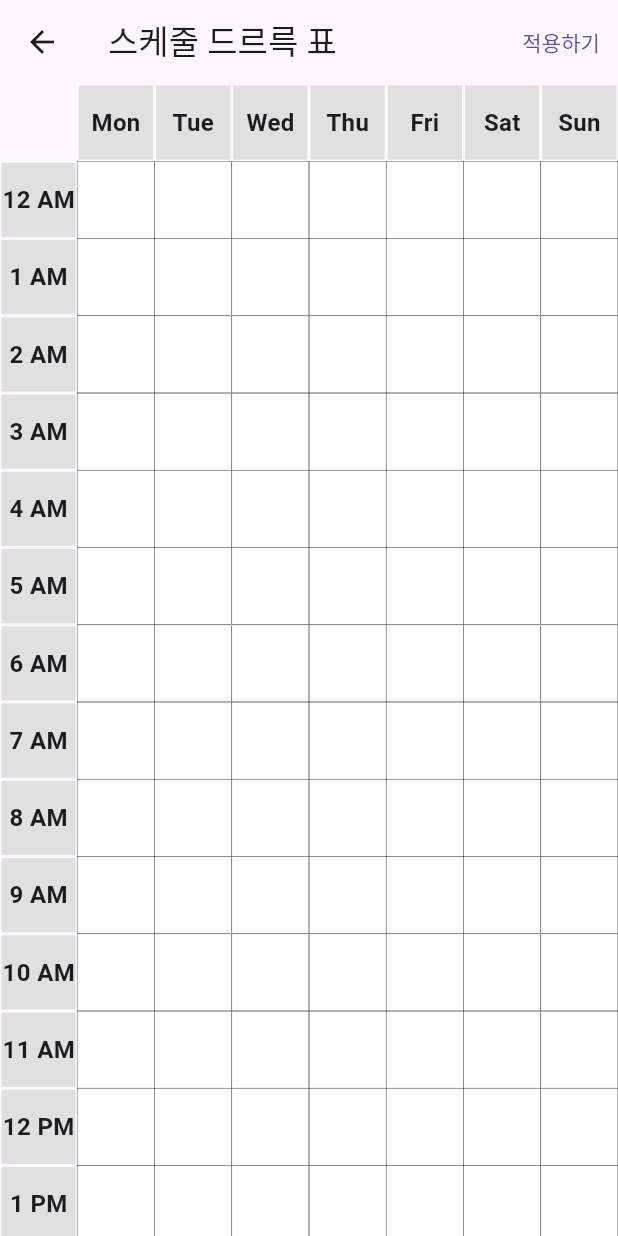
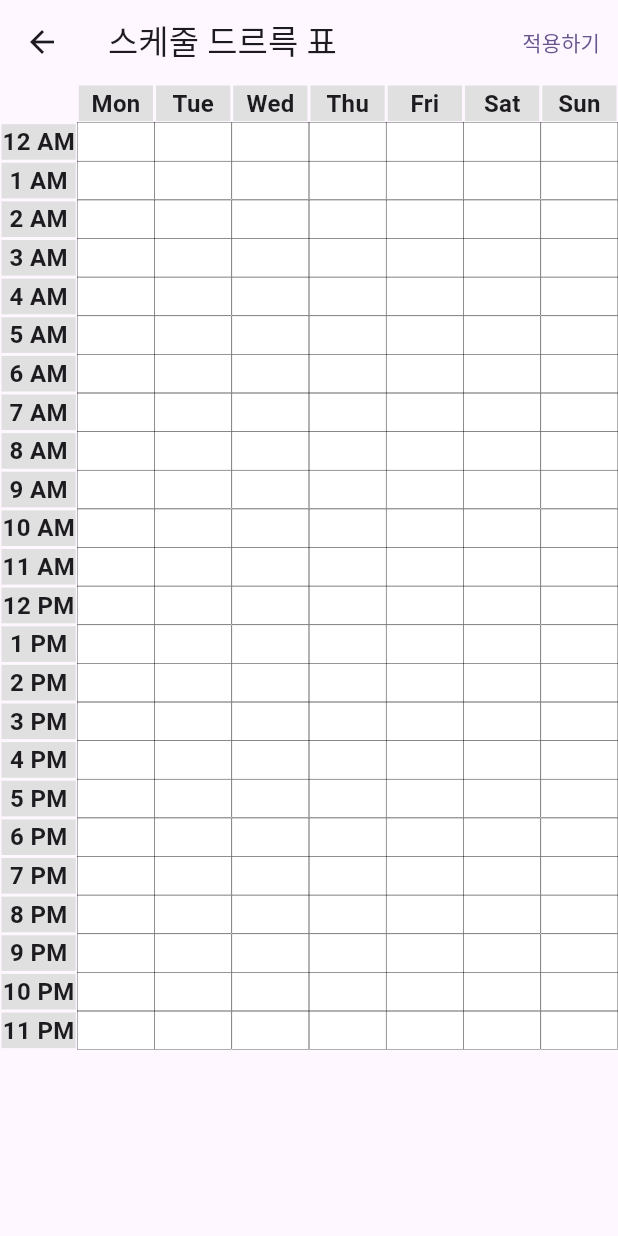
Before and after one commit to sjml2002/promiseScheduling, a Flutter app: the screen it shows after launch, after a tap on "Title", on a phone screen of 412 x 824 dp. Run offline on Flutter 3.47's test engine with Material 3 defaults, Android fonts, the phone set to English and light mode, and no system bars; our stand-ins replace cloud_firestore, firebase_core; accounts and stored records are empty; network calls fail.

Commit message:
schedule_detail_screen.dart에서 firebase 연동 해야함

```diff
--- a/lib/screens/chatting_room_screen.dart
+++ b/lib/screens/chatting_room_screen.dart
@@ -25,7 +25,7 @@ class ChatScreenState extends State<ChatScreen> {
           IconButton(
               onPressed: () => {
                     Navigator.of(context).push(MaterialPageRoute(
-                        builder: (context) => ScheduleScreen())),
+                        builder: (context) => ScheduleScreen(roomid))),
                   },
               icon: const Icon(Icons.lock_clock)),
         ],
--- a/lib/screens/schedule_detail_screen.dart
+++ b/lib/screens/schedule_detail_screen.dart
@@ -1,38 +1,102 @@
+import 'dart:convert';
+
 import 'package:flutter/material.dart';
+import 'package:cloud_firestore/cloud_firestore.dart';
 
 class ScheduleScreen extends StatefulWidget {
-  const ScheduleScreen({super.key});
+  late String roomid;
+  ScheduleScreen(String id, {super.key}) {
+    roomid = id;
+  }
 
   @override
   ScheduleScreenState createState() => ScheduleScreenState();
 }
 
 class ScheduleScreenState extends State<ScheduleScreen> {
-  double rectSize = 20;
   static const int _rows = 25;
   static const int _cols = 8;
+  final userSize = 10;
 
-  List<List<bool>> timeMatrix = List.generate(_rows, (index) => List.generate(_cols, (index) => false));
-  final List<String> _daysOfWeek = ['Mon', 'Tue', 'Wed', 'Thu', 'Fri', 'Sat', 'Sun'];
+  //이거 int로 하면 안되고 string 배열로 또 해서 id값 하나하나씩 비교 해야함
+
+  List<List<int>> timeMatrix =
+      List.generate(_rows, (index) => List.generate(_cols, (index) => 0));
+  List<List<int>> inputTimeMatrix =
+      List.generate(_rows, (index) => List.generate(_cols, (index) => 0));
+
+  final List<String> _daysOfWeek = [
+    'Mon',
+    'Tue',
+    'Wed',
+    'Thu',
+    'Fri',
+    'Sat',
+    'Sun'
+  ];
   final List<String> _timesOfDay = [
-    '12 AM', '1 AM', '2 AM', '3 AM', '4 AM', '5 AM', '6 AM', '7 AM', '8 AM', '9 AM', '10 AM', '11 AM',
-    '12 PM', '1 PM', '2 PM', '3 PM', '4 PM', '5 PM', '6 PM', '7 PM', '8 PM', '9 PM', '10 PM', '11 PM'
+    '12 AM',
+    '1 AM',
+    '2 AM',
+    '3 AM',
+    '4 AM',
+    '5 AM',
+    '6 AM',
+    '7 AM',
+    '8 AM',
+    '9 AM',
+    '10 AM',
+    '11 AM',
+    '12 PM',
+    '1 PM',
+    '2 PM',
+    '3 PM',
+    '4 PM',
+    '5 PM',
+    '6 PM',
+    '7 PM',
+    '8 PM',
+    '9 PM',
+    '10 PM',
+    '11 PM'
   ];
-
 
   @override
   void initState() {
-    //todo
+    print(widget.roomid);
   }
 
   void selectUpdate(int r, int c) {
     setState(() {
-      timeMatrix[r][c] = !timeMatrix[r][c];
+      if (inputTimeMatrix[r][c] == 1) {
+        inputTimeMatrix[r][c] = 0;
+      } else {
+        inputTimeMatrix[r][c] = 1;
+      }
     });
   }
 
   void _passTimeMatrix() {
-    print(timeMatrix);
+    print(timeMatrix + inputTimeMatrix);
+
+    //FireStore insert
+    FirebaseFirestore.instance
+        .collection('schedule_list')
+        .doc(widget.roomid)
+        .set({
+      'scheduleData': timeMatrix + inputTimeMatrix,
+      'weeks': '24/06/17 ~ 24/06/23',
+    });
+
+    //schedule view update
+    Stream documentStream = FirebaseFirestore.instance
+        .collection('schedule_list')
+        .doc(widget.roomid)
+        .snapshots();
+    documentStream.listen((event) {
+      Map<String, dynamic> data = jsonDecode(event);
+      print(data);
+    });
   }
 
   @override
@@ -48,8 +112,10 @@ class ScheduleScreenState extends State<ScheduleScreen> {
         ],
       ),
       body: GridView.builder(
-            gridDelegate: const SliverGridDelegateWithFixedCrossAxisCount(
+        gridDelegate: SliverGridDelegateWithFixedCrossAxisCount(
           crossAxisCount: _cols,
+          childAspectRatio: MediaQuery.of(context).size.width /
+              (MediaQuery.of(context).size.height / 4),
         ),
         itemCount: _rows * _cols,
         itemBuilder: (context, index) {
@@ -66,7 +132,8 @@ class ScheduleScreenState extends State<ScheduleScreen> {
               child: Center(
                 child: Text(
                   _daysOfWeek[index - 1],
-                      style: const TextStyle(fontSize: 16, fontWeight: FontWeight.bold),
+                  style: const TextStyle(
+                      fontSize: 16, fontWeight: FontWeight.bold),
                 ),
               ),
             );
@@ -79,24 +146,27 @@ class ScheduleScreenState extends State<ScheduleScreen> {
               child: Center(
                 child: Text(
                   _timesOfDay[rowIndex],
-                      style: const TextStyle(fontSize: 16, fontWeight: FontWeight.bold),
+                  style: const TextStyle(
+                      fontSize: 16, fontWeight: FontWeight.bold),
                 ),
               ),
             );
           } else {
+            int userCnt = timeMatrix[r][c] + inputTimeMatrix[r][c];
             return GestureDetector(
               onTap: () => selectUpdate(r, c),
               child: Container(
                 decoration: BoxDecoration(
-                      border: Border.all(color: Colors.black, width:0.2),
-                      color: timeMatrix[r][c] ? Colors.green : Colors.white,
+                  border: Border.all(color: Colors.black, width: 0.2),
+                  color: userCnt > 0
+                      ? Colors.green.withOpacity((userCnt / 10).toDouble())
+                      : Colors.white,
+                  //
                 ),
-                    height: 20,
-                  )
+              ),
             );
           }
         },
-
       ),
     );
   }
--- a/lib/screens/schedule_list_screen.dart
+++ b/lib/screens/schedule_list_screen.dart
@@ -2,17 +2,19 @@ import 'package:flutter/material.dart';
 import 'package:promise_schedule/widgets/schedule_card.dart';
 
 class ScheduleListScreen extends StatelessWidget {
-  const ScheduleListScreen({super.key});
+  ScheduleListScreen({super.key});
+
+  final List<String> roomid = ['1', '2', '3', '4'];
 
   @override
   Widget build(BuildContext context) {
     return SingleChildScrollView(
       child: Column(
         children: [
-          SchedulePreviewCard(),
-          SchedulePreviewCard(),
-          SchedulePreviewCard(),
-          SchedulePreviewCard()
+          SchedulePreviewCard(roomid[0]),
+          SchedulePreviewCard(roomid[1]),
+          SchedulePreviewCard(roomid[2]),
+          SchedulePreviewCard(roomid[3])
         ],
       ),
     );
--- a/lib/widgets/schedule_card.dart
+++ b/lib/widgets/schedule_card.dart
@@ -2,12 +2,17 @@ import "package:flutter/material.dart";
 import "package:promise_schedule/screens/schedule_detail_screen.dart";
 
 class SchedulePreviewCard extends StatelessWidget {
+  late String roomid;
+  SchedulePreviewCard(String id, {super.key}) {
+    roomid = id;
+  }
+
   @override
   Widget build(BuildContext context) {
     return GestureDetector(
       onTap: () {
-        Navigator.of(context)
-            .push(MaterialPageRoute(builder: (context) => ScheduleScreen()));
+        Navigator.of(context).push(
+            MaterialPageRoute(builder: (context) => ScheduleScreen(roomid)));
       },
       child: Card(
         margin: EdgeInsets.symmetric(vertical: 10, horizontal: 10),
--- a/pubspec.yaml
+++ b/pubspec.yaml
@@ -36,6 +36,7 @@ dependencies:
   # Use with the CupertinoIcons class for iOS style icons.
   cupertino_icons: ^1.0.6
   firebase_core: ^3.1.0
+  cloud_firestore: ^5.0.1
 
 dev_dependencies:
   flutter_test:
```
Also changed, not shown: pubspec.lock, 3 other files. Lines whose indentation alone changed are shown as unchanged.
